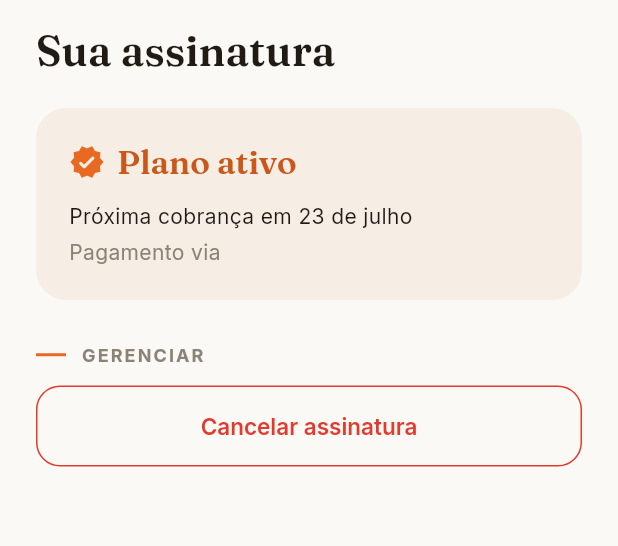
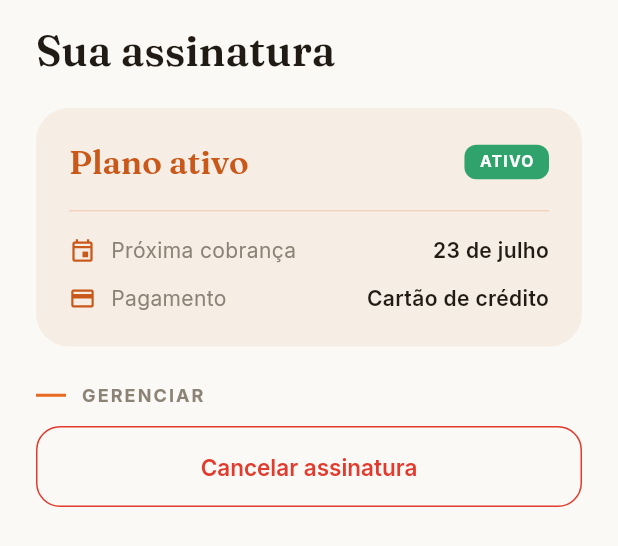
Before and after one commit to felipedelyra-arch/clubepanda, a Flutter app: the _AssinaturaAtiva widget shown alone on an empty page, opened directly with empty values, on a phone screen of 412 x 824 dp. Shown: the top 546 px of the screen. Run offline on Flutter 3.47's test engine with Material 3 defaults, Android fonts, the phone set to English and light mode, and no system bars; our stand-ins replace cloud_firestore, cloud_functions, firebase_auth, firebase_core, firebase_messaging, flutter_riverpod and 3 more; accounts and stored records are empty.

Commit message:
design(app): tela de assinatura ativa mais rica
- card do plano com nome, preço, selo ATIVO, próxima cobrança e forma de pagamento
- seção de benefícios do plano; gerenciar/cancelar
- busca detalhes do plano pelo planId

Co-Authored-By: Claude Opus 4.8 <noreply@anthropic.com>

```diff
--- a/app/lib/features/subscription/plans_screen.dart
+++ b/app/lib/features/subscription/plans_screen.dart
@@ -202,47 +202,110 @@ class _AssinaturaAtiva extends ConsumerWidget {
 
   @override
   Widget build(BuildContext context, WidgetRef ref) {
+    final plans = ref.watch(plansProvider).value ?? const [];
+    Plan? plano;
+    for (final p in plans) {
+      if (p.id == sub.planId) plano = p;
+    }
+    final metodo = sub.formaPagamento == 'pix' ? 'Pix' : 'Cartão de crédito';
+
     return ListView(
       padding: const EdgeInsets.fromLTRB(24, 16, 24, 32),
       children: [
         Text('Sua assinatura',
             style: Theme.of(context).textTheme.headlineMedium),
         const SizedBox(height: 20),
+        // Card principal do plano
         Container(
           padding: const EdgeInsets.all(22),
           decoration: BoxDecoration(
             color: PandaColors.laranjaSuave,
-            borderRadius: BorderRadius.circular(20),
+            borderRadius: BorderRadius.circular(22),
           ),
           child: Column(
             crossAxisAlignment: CrossAxisAlignment.start,
             children: [
               Row(
                 children: [
-                  const Icon(Icons.verified_rounded,
-                      color: PandaColors.laranja, size: 24),
-                  const SizedBox(width: 8),
-                  Text('Plano ativo',
-                      style: Theme.of(context).textTheme.titleLarge?.copyWith(
-                          color: PandaColors.laranjaEscuro)),
+                  Expanded(
+                    child: Text(
+                      plano != null ? 'Plano ${plano.nome}' : 'Plano ativo',
+                      style: Theme.of(context)
+                          .textTheme
+                          .titleLarge
+                          ?.copyWith(color: PandaColors.laranjaEscuro),
+                    ),
+                  ),
+                  Container(
+                    padding: const EdgeInsets.symmetric(
+                        horizontal: 10, vertical: 4),
+                    decoration: BoxDecoration(
+                      color: PandaColors.verdeSucesso,
+                      borderRadius: BorderRadius.circular(8),
+                    ),
+                    child: const Text('ATIVO',
+                        style: TextStyle(
+                            color: Colors.white,
+                            fontSize: 10.5,
+                            letterSpacing: 0.8,
+                            fontWeight: FontWeight.w700)),
+                  ),
                 ],
               ),
-              if (sub.proximaCobranca != null) ...[
-                const SizedBox(height: 12),
-                Text(
-                  'Próxima cobrança em ${DateFormat("dd 'de' MMMM", 'pt_BR').format(sub.proximaCobranca!)}',
-                  style: const TextStyle(color: PandaColors.preto),
+              if (plano != null) ...[
+                const SizedBox(height: 6),
+                Row(
+                  crossAxisAlignment: CrossAxisAlignment.baseline,
+                  textBaseline: TextBaseline.alphabetic,
+                  children: [
+                    Text(_moeda.format(plano.preco),
+                        style: Theme.of(context)
+                            .textTheme
+                            .displaySmall
+                            ?.copyWith(
+                                fontWeight: FontWeight.w700,
+                                color: PandaColors.laranjaEscuro)),
+                    Text('  / ${plano.intervalo}',
+                        style: const TextStyle(color: PandaColors.cinzaTexto)),
+                  ],
                 ),
               ],
-              if (sub.formaPagamento != null) ...[
-                const SizedBox(height: 4),
-                Text('Pagamento via ${sub.formaPagamento}',
-                    style: const TextStyle(color: PandaColors.cinzaTexto)),
-              ],
+              const SizedBox(height: 18),
+              Container(height: 1, color: PandaColors.laranja.withValues(alpha: 0.2)),
+              const SizedBox(height: 16),
+              if (sub.proximaCobranca != null)
+                _linhaInfo(
+                  Icons.event_outlined,
+                  'Próxima cobrança',
+                  DateFormat("dd 'de' MMMM", 'pt_BR').format(sub.proximaCobranca!),
+                ),
+              const SizedBox(height: 12),
+              _linhaInfo(Icons.credit_card_outlined, 'Pagamento', metodo),
             ],
           ),
         ),
-        const SizedBox(height: 28),
+        if (plano != null && plano.beneficios.isNotEmpty) ...[
+          const SizedBox(height: 28),
+          const SectionLabel('Seus benefícios'),
+          const SizedBox(height: 12),
+          for (final b in plano.beneficios)
+            Padding(
+              padding: const EdgeInsets.only(bottom: 10),
+              child: Row(
+                crossAxisAlignment: CrossAxisAlignment.start,
+                children: [
+                  const Padding(
+                    padding: EdgeInsets.only(top: 2),
+                    child: Icon(Icons.check_circle,
+                        color: PandaColors.verdeSucesso, size: 19),
+                  ),
+                  const SizedBox(width: 10),
+                  Expanded(child: Text(b, style: const TextStyle(height: 1.35))),
+                ],
+              ),
+            ),
+        ],
+        const SizedBox(height: 24),
         const SectionLabel('Gerenciar'),
         const SizedBox(height: 12),
         OutlinedButton(
@@ -253,6 +316,20 @@ class _AssinaturaAtiva extends ConsumerWidget {
           ),
           child: const Text('Cancelar assinatura'),
         ),
+      ],
+    );
+  }
+
+  Widget _linhaInfo(IconData icone, String label, String valor) {
+    return Row(
+      children: [
+        Icon(icone, size: 18, color: PandaColors.laranjaEscuro),
+        const SizedBox(width: 10),
+        Text(label, style: const TextStyle(color: PandaColors.cinzaTexto)),
+        const Spacer(),
+        Text(valor,
+            style: const TextStyle(
+                fontWeight: FontWeight.w600, color: PandaColors.preto)),
       ],
     );
   }
```
